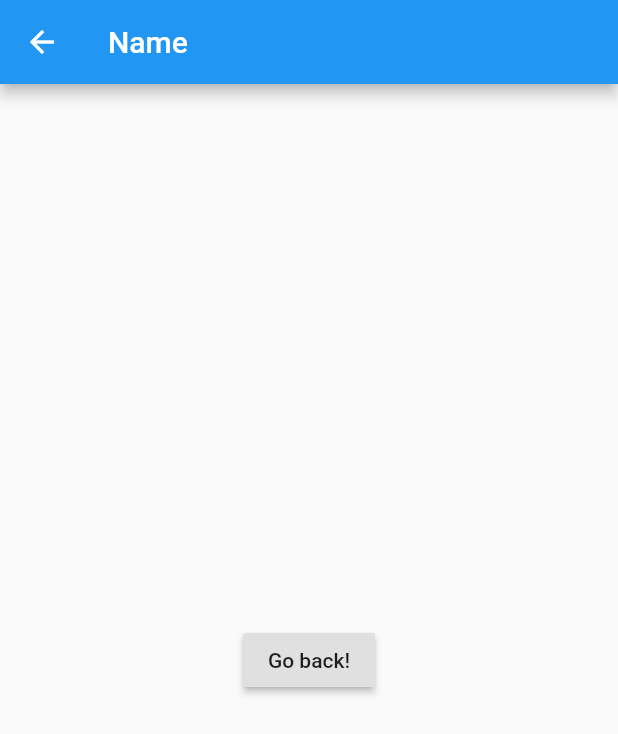
After one commit to natanportilho/task-manager, a Flutter app: the screen it shows after launch, after a tap on the "add" icon, after a tap on "Category", on a phone screen of 412 x 824 dp. The commit adds this screen. Shown: the top 734 px of the screen. Run offline on Flutter 3.47's test engine with Material 2 defaults, Android fonts, the phone set to English and light mode, and no system bars.

Commit message:
Adding route to todo page

```diff
--- a/lib/model/TodoModel.dart
+++ b/lib/model/TodoModel.dart
@@ -8,4 +8,5 @@ class TodoModel {
     this.name = name;
     this.description = description;
   }
+
 }
--- a/lib/pages/home_page.dart
+++ b/lib/pages/home_page.dart
@@ -1,5 +1,6 @@
 import 'package:flutter/material.dart';
 import 'package:provider/provider.dart';
+import 'package:task_manager/pages/todo_page.dart';
 import 'package:task_manager/providers/todo_provider.dart';
 
 class MyHomePage extends StatefulWidget {
@@ -14,7 +15,7 @@ class _MyHomePageState extends State<MyHomePage> {
   @override
   Widget build(BuildContext context) {
     final List<int> colorCodes = <int>[600, 500, 100];
-    final TodoProvider counter = Provider.of<TodoProvider>(context);
+    final TodoProvider todoProvider = Provider.of<TodoProvider>(context);
 
     return Scaffold(
       appBar: AppBar(
@@ -23,18 +24,27 @@ class _MyHomePageState extends State<MyHomePage> {
       body: Center(
           child: ListView.builder(
               padding: const EdgeInsets.all(8),
-              itemCount: counter.entries.length,
+              itemCount: todoProvider.entries.length,
               itemBuilder: (BuildContext context, int index) {
-                return Container(
-                  height: 70,
-                  color: Colors.amber[colorCodes[0]],
-                  child: Center(child: counter.entries[index]),
+                var todo = todoProvider.entries[index].todo;
+                return InkWell(
+                  onTap: () => {
+                    Navigator.push(
+                        context,
+                        MaterialPageRoute(
+                          builder: (context) => TodoPage(todo.name, todo),
+                        ))
+                  },
+                  child: Container(
+                    height: 70,
+                    color: Colors.amber[colorCodes[0]],
+                    child: Center(child: todoProvider.entries[index]),
+                  ),
                 );
-              })
-          ),
+              })),
       floatingActionButton: FloatingActionButton(
-        onPressed: counter.addTodo,
-        tooltip: 'Increment',
+        onPressed: todoProvider.addTodo,
+        tooltip: 'Create Todo',
         child: Icon(Icons.add),
       ),
     );
--- /dev/null
+++ b/lib/pages/todo_page.dart
@@ -0,0 +1,33 @@
+import 'package:flutter/material.dart';
+import 'package:task_manager/model/TodoModel.dart';
+
+class TodoPage extends StatefulWidget {
+  TodoPage(this.title, this.todo);
+  String title;
+  TodoModel todo;
+
+  @override
+  _TodoPageState createState() => _TodoPageState(todo);
+}
+
+class _TodoPageState extends State<TodoPage> {
+  _TodoPageState(this.todo);
+  TodoModel todo;
+
+  @override
+  Widget build(BuildContext context) {
+    return Scaffold(
+      appBar: AppBar(
+        title: Text(todo.name),
+      ),
+      body: Center(
+        child: RaisedButton(
+          onPressed: () {
+            Navigator.pop(context);
+          },
+          child: Text('Go back!'),
+        ),
+      ),
+    );
+  }
+}
--- a/lib/widgets/todo.dart
+++ b/lib/widgets/todo.dart
@@ -2,20 +2,21 @@ import 'package:flutter/material.dart';
 import 'package:task_manager/model/TodoModel.dart';
 
 class Todo extends StatelessWidget {
-  TodoModel _todo;
+  TodoModel todo;
 
   Todo(TodoModel todo) {
-    this._todo = todo;
+    this.todo = todo;
   }
+
 
   @override
   Widget build(BuildContext context) {
     return Container(
       child: Column(
         children: <Widget>[
-          Text(_todo.category),
-          Text(_todo.name),
-          Text(_todo.description)
+          Text(todo.category),
+          Text(todo.name),
+          Text(todo.description)
         ],
       ),
     );
```
